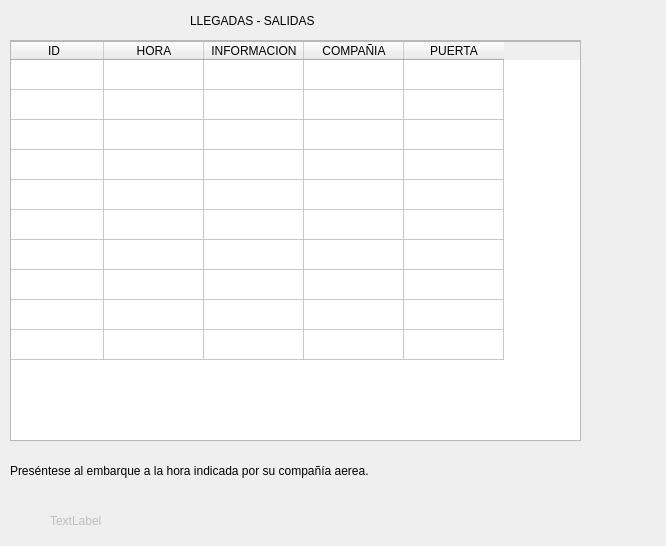
This is Tomeu_Widgets/VuelosUI/mainwindow.ui in DiiegoLopez/ProyectoVuelos as Qt 5 draws it before an edit. The edited form follows.
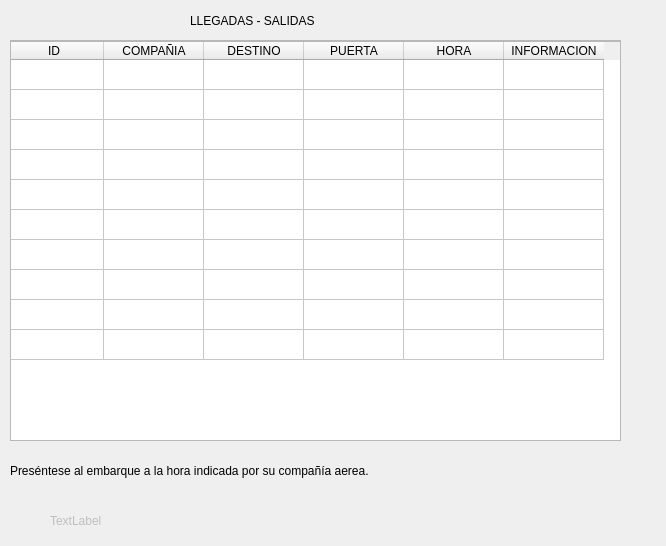
This is the edited form.

What changed in the file:
```diff
--- a/Tomeu_Widgets/VuelosUI/mainwindow.ui
+++ b/Tomeu_Widgets/VuelosUI/mainwindow.ui
@@ -45,7 +45,7 @@
      <rect>
       <x>10</x>
       <y>40</y>
-      <width>571</width>
+      <width>611</width>
       <height>401</height>
      </rect>
     </property>
@@ -57,8 +57,8 @@
       <rect>
        <x>0</x>
        <y>0</y>
-       <width>569</width>
-       <height>399</height>
+       <width>607</width>
+       <height>397</height>
       </rect>
      </property>
      <widget class="QTableWidget" name="tabla">
@@ -66,7 +66,7 @@
        <rect>
         <x>-10</x>
         <y>0</y>
-        <width>611</width>
+        <width>691</width>
         <height>401</height>
        </rect>
       </property>
@@ -125,26 +125,31 @@
         <string>ID</string>
        </property>
       </column>
-      <column>
-       <property name="text">
-        <string>HORA</string>
-       </property>
-      </column>
-      <column>
-       <property name="text">
-        <string>INFORMACION</string>
-       </property>
-      </column>
       <column>
        <property name="text">
         <string>COMPAÑIA</string>
        </property>
       </column>
+      <column>
+       <property name="text">
+        <string>DESTINO</string>
+       </property>
+      </column>
       <column>
        <property name="text">
         <string>PUERTA</string>
        </property>
       </column>
+      <column>
+       <property name="text">
+        <string>HORA</string>
+       </property>
+      </column>
+      <column>
+       <property name="text">
+        <string>INFORMACION</string>
+       </property>
+      </column>
      </widget>
     </widget>
    </widget>
```
